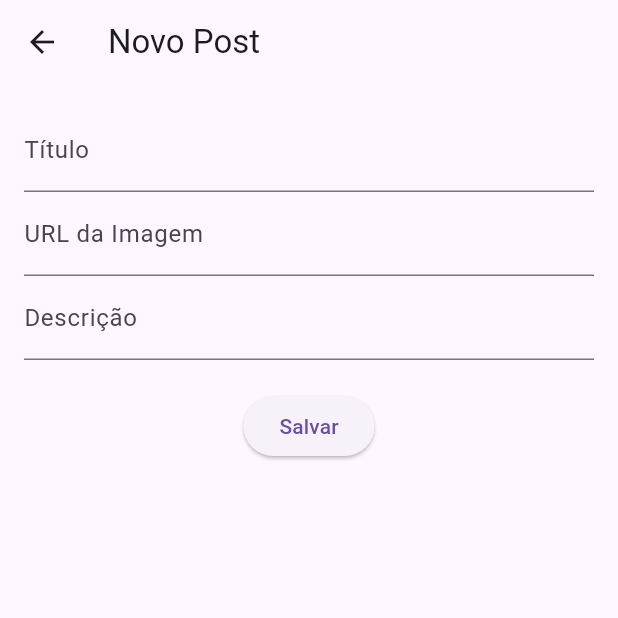
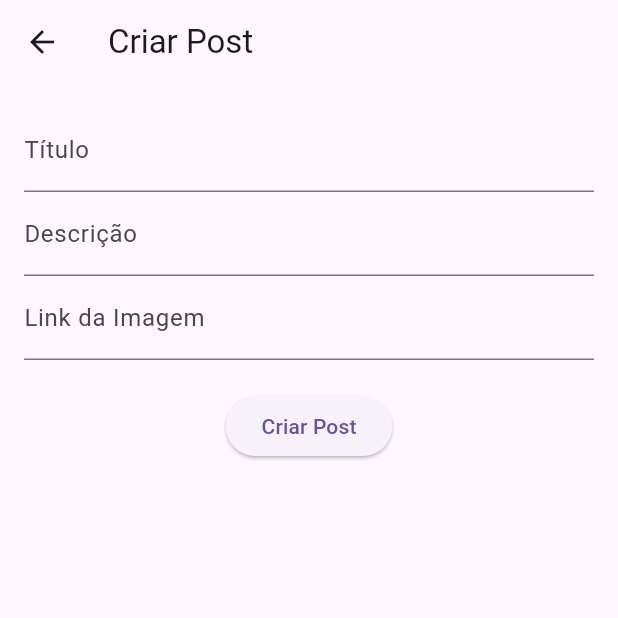
Before and after one commit to Muriloapv/autoBlog, a Flutter app: the CreatePostScreen screen opened directly, on a phone screen of 412 x 824 dp, the top half of it. Run offline on Flutter 3.47's test engine with Material 3 defaults, Android fonts, the phone set to English and light mode, and no system bars; network calls fail.

Commit message:
Função post ook

```diff
--- a/autoblog/lib/models/post.dart
+++ b/autoblog/lib/models/post.dart
@@ -1,4 +1,3 @@
-// lib/models/post.dart
 class Post {
   final String id;
   final String titulo;
@@ -16,10 +15,9 @@ class Post {
 
   factory Post.fromJson(Map<String, dynamic> json) {
     return Post(
-      id: json['id'] ?? '', // Valor padrão vazio
+      id: json['id'] ?? '',
       titulo: json['Titulo'] ?? 'Título Indisponível',
-      img: json['img'] ??
-          'https://link-para-imagem-padrao.com/default.jpg', // Imagem padrão
+      img: json['img'] ?? '', // Deixe vazio por enquanto
       descricao: json['Descricao'] ?? 'Descrição não disponível',
       dataDePostagem: json['Data de postagem'] ?? 'Data não disponível',
     );
--- a/autoblog/lib/screens/create_post_screen.dart
+++ b/autoblog/lib/screens/create_post_screen.dart
@@ -2,37 +2,63 @@ import 'package:flutter/material.dart';
 import '../models/post.dart';
 import '../services/api_service.dart';
 
-class CreatePostScreen extends StatelessWidget {
-  final _tituloController = TextEditingController();
-  final _imgController = TextEditingController();
-  final _descricaoController = TextEditingController();
+class CreatePostScreen extends StatefulWidget {
+  @override
+  _CreatePostScreenState createState() => _CreatePostScreenState();
+}
+
+class _CreatePostScreenState extends State<CreatePostScreen> {
+  final TextEditingController _tituloController = TextEditingController();
+  final TextEditingController _descricaoController = TextEditingController();
+  final TextEditingController _imgController = TextEditingController();
+  final ApiService apiService = ApiService(); // Instância do serviço de API
+
+  void _createPost() async {
+    final newPost = Post(
+      id: '', // O ID pode ser gerado automaticamente no backend
+      titulo: _tituloController.text,
+      img: _imgController.text,
+      descricao: _descricaoController.text,
+      dataDePostagem: DateTime.now().toString(),
+    );
+
+    try {
+      await apiService.createPost(newPost);
+      print('Novo post criado com sucesso');
+      Navigator.pop(
+          context, newPost); // Retorna o novo post para a tela anterior
+    } catch (e) {
+      print('Erro ao criar post: $e');
+      ScaffoldMessenger.of(context).showSnackBar(
+        SnackBar(content: Text('Erro ao criar post. Tente novamente.')),
+      );
+    }
+  }
 
   @override
   Widget build(BuildContext context) {
     return Scaffold(
-      appBar: AppBar(title: Text('Novo Post')),
+      appBar: AppBar(title: Text("Criar Post")),
       body: Padding(
-        padding: EdgeInsets.all(16.0),
+        padding: const EdgeInsets.all(16.0),
         child: Column(
           children: [
             TextField(
               controller: _tituloController,
-              decoration: InputDecoration(labelText: 'Título'),
+              decoration: InputDecoration(labelText: "Título"),
+            ),
+            TextField(
+              controller: _descricaoController,
+              decoration: InputDecoration(labelText: "Descrição"),
             ),
             TextField(
               controller: _imgController,
-              decoration: InputDecoration(labelText: 'URL da Imagem'),
-            ),
-            TextField(
-              controller: _descricaoController,
-              decoration: InputDecoration(labelText: 'Descrição'),
+              decoration: InputDecoration(labelText: "Link da Imagem"),
             ),
             SizedBox(height: 20),
             ElevatedButton(
-              onPressed: () {
-                // Chamar método para salvar o novo post
-              },
-              child: Text('Salvar'),
+              onPressed: _createPost,
+              child: Text("Criar Post"),
             ),
           ],
         ),
--- a/autoblog/lib/screens/home_screen.dart
+++ b/autoblog/lib/screens/home_screen.dart
@@ -60,7 +60,6 @@ class _HomeScreenState extends State<HomeScreen> {
                       _loadPosts(); // Recarrega os posts após edição
                     }
                   },
-                  child: PostCard(post: posts[index]),
                   onLongPress: () async {
                     // Navega para a tela de confirmação de deleção do post
                     final result = await Navigator.push(
@@ -75,6 +74,7 @@ class _HomeScreenState extends State<HomeScreen> {
                       _loadPosts(); // Recarrega os posts após exclusão
                     }
                   },
+                  child: PostCard(post: posts[index]),
                 );
               },
             );
--- a/autoblog/lib/services/api_service.dart
+++ b/autoblog/lib/services/api_service.dart
@@ -17,19 +17,30 @@ class ApiService {
   }
 
   Future<void> createPost(Post post) async {
+    final url = Uri.parse(baseUrl);
+    try {
       final response = await http.post(
-      Uri.parse(baseUrl),
+        url,
         headers: {'Content-Type': 'application/json'},
         body: jsonEncode({
           'Titulo': post.titulo,
           'img': post.img,
           'Descricao': post.descricao,
           'Data de postagem': post.dataDePostagem,
+          // O ID é opcional aqui; remova se o servidor gera automaticamente
+          'id': post.id.isEmpty ? null : post.id,
         }),
       );
 
-    if (response.statusCode != 201) {
+      if (response.statusCode == 201) {
+        print('Post criado com sucesso');
+      } else {
+        print('Falha ao criar o post. Código: ${response.statusCode}');
+        print('Resposta: ${response.body}');
         throw Exception('Falha ao criar o post');
+      }
+    } catch (e) {
+      print('Erro ao tentar criar o post: $e');
     }
   }
 
```
Also changed, not shown: autoblog/pubspec.yaml (line endings or trailing spaces), 1 other file. Lines whose indentation alone changed are shown as unchanged.
